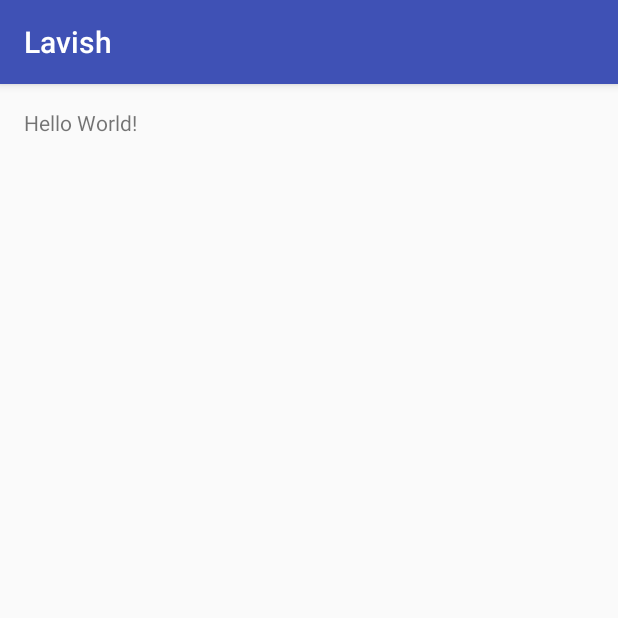
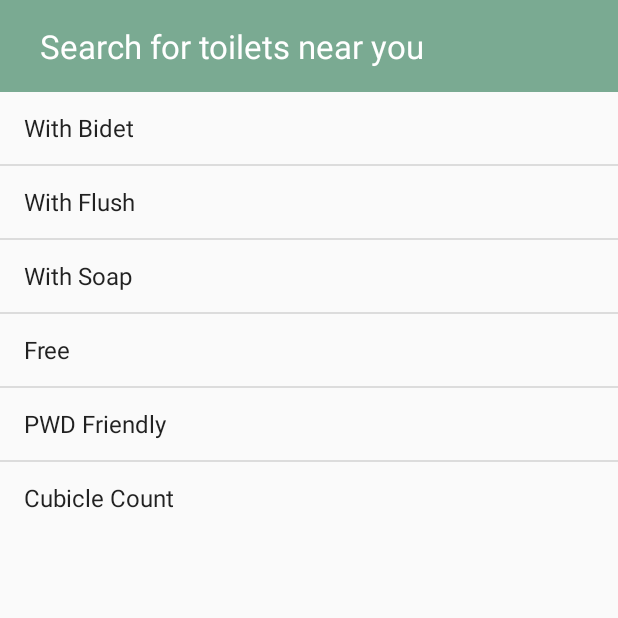
Before and after one commit to kierstengyra/lavish, an Android app: the screen it shows after launch (MainActivity), on a phone screen of 412 x 824 dp, the top half of it. Run offline under Robolectric (Android 15) with nearby library versions, the phone set to English and light mode, and no system bars; 1 statement that could not run was skipped.

Commit message:
Updated MainActivity

```diff
--- a/app/src/main/java/com/arvention/lavish/Activity/MainActivity.java
+++ b/app/src/main/java/com/arvention/lavish/Activity/MainActivity.java
@@ -1,15 +1,35 @@
 package com.arvention.lavish.activity;
+
+import com.arvention.lavish.database;
 
 import android.support.v7.app.AppCompatActivity;
 import android.os.Bundle;
-
 import com.arvention.lavish.R;
+import android.widget.ArrayAdapter;
+import android.widget.ListView;
+import android.widget.RelativeLayout;
+import android.widget.TextView;
 
 public class MainActivity extends AppCompatActivity {
+
+    String[] features = {"With Bidet", "With Flush", "With Soap", "Free", "PWD Friendly", "Cubicle Count"};
+    ArrayAdapter<String> adapter;
+
+    RelativeLayout relLayout;
+    TextView txtBrowse;
+    ListView listToilets;
 
     @Override
     protected void onCreate(Bundle savedInstanceState) {
         super.onCreate(savedInstanceState);
         setContentView(R.layout.activity_main);
+
+        relLayout = (RelativeLayout) findViewById(R.id.relLayout);
+        txtBrowse = (TextView) findViewById(R.id.txtBrowse);
+        adapter = new ArrayAdapter<String>(this, android.R.layout.simple_list_item_1, features);
+
+        listToilets = (ListView) findViewById(R.id.listToilets);
+        listToilets.setEnabled(false);
+        listToilets.setAdapter(adapter);
     }
 }
--- a/app/src/main/res/layout/activity_main.xml
+++ b/app/src/main/res/layout/activity_main.xml
@@ -1,17 +1,29 @@
 <?xml version="1.0" encoding="utf-8"?>
-<RelativeLayout xmlns:android="http://schemas.android.com/apk/res/android"
+<RelativeLayout
+    xmlns:android="http://schemas.android.com/apk/res/android"
     xmlns:tools="http://schemas.android.com/tools"
-    android:id="@+id/activity_main"
     android:layout_width="match_parent"
     android:layout_height="match_parent"
-    android:paddingBottom="@dimen/activity_vertical_margin"
-    android:paddingLeft="@dimen/activity_horizontal_margin"
-    android:paddingRight="@dimen/activity_horizontal_margin"
-    android:paddingTop="@dimen/activity_vertical_margin"
     tools:context="com.arvention.lavish.activity.MainActivity">
+    android:id="@+id/relLayout">
 
     <TextView
         android:layout_width="wrap_content"
         android:layout_height="wrap_content"
-        android:text="Hello World!" />
+        android:padding="16dp"
+        android:textAppearance="?android:attr/textAppearanceLarge"
+        android:text="  Search for toilets near you"
+        android:id="@+id/txtBrowse"
+        android:layout_alignParentTop="true"
+        android:layout_alignParentStart="true"
+        android:layout_alignParentEnd="true"
+        android:background="#7AAA92"
+        android:textColor="#FFFFFF" />
+
+    <ListView
+        android:layout_width="wrap_content"
+        android:layout_height="wrap_content"
+        android:id="@+id/listToilets"
+        android:layout_below="@+id/txtBrowse"
+        android:layout_alignStart="@+id/txtBrowse" />
 </RelativeLayout>
--- a/app/src/main/res/values/styles.xml
+++ b/app/src/main/res/values/styles.xml
@@ -1,7 +1,7 @@
 <resources>
 
     <!-- Base application theme. -->
-    <style name="AppTheme" parent="Theme.AppCompat.Light.DarkActionBar">
+    <style name="AppTheme" parent="Theme.AppCompat.Light.NoActionBar">
         <!-- Customize your theme here. -->
         <item name="colorPrimary">@color/colorPrimary</item>
         <item name="colorPrimaryDark">@color/colorPrimaryDark</item>
```
